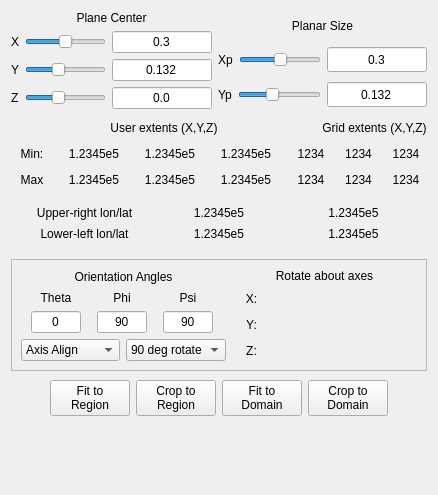
yyr/vapor, file apps/vaporgui/guis/ui/contourLayout.ui: the form before one commit.
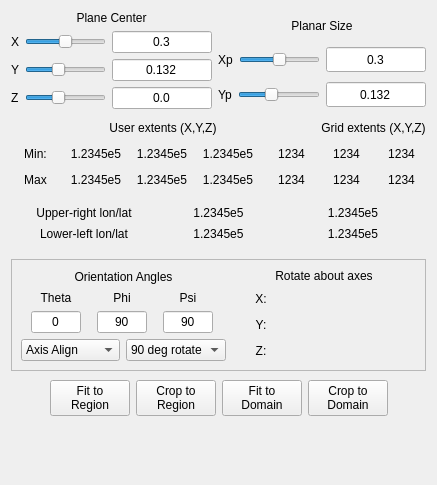
The form after the commit. Custom widgets are drawn as their Qt base class.

Patch:
```diff
--- a/apps/vaporgui/guis/ui/contourLayout.ui
+++ b/apps/vaporgui/guis/ui/contourLayout.ui
@@ -6,10 +6,16 @@
    <rect>
     <x>0</x>
     <y>0</y>
-    <width>438</width>
-    <height>495</height>
+    <width>435</width>
+    <height>485</height>
    </rect>
   </property>
+  <property name="maximumSize">
+   <size>
+    <width>435</width>
+    <height>16777215</height>
+   </size>
+  </property>
   <property name="windowTitle">
    <string>Form</string>
   </property>
@@ -387,7 +393,7 @@
              </property>
              <property name="minimumSize">
               <size>
-               <width>80</width>
+               <width>70</width>
                <height>0</height>
               </size>
              </property>
@@ -481,7 +487,7 @@
              </property>
              <property name="minimumSize">
               <size>
-               <width>80</width>
+               <width>70</width>
                <height>0</height>
               </size>
              </property>
@@ -657,7 +663,7 @@
         <widget class="QLabel" name="minUserXLabel">
          <property name="minimumSize">
           <size>
-           <width>70</width>
+           <width>60</width>
            <height>0</height>
           </size>
          </property>
@@ -679,7 +685,7 @@
         <widget class="QLabel" name="minUserYLabel">
          <property name="minimumSize">
           <size>
-           <width>70</width>
+           <width>60</width>
            <height>0</height>
           </size>
          </property>
@@ -701,7 +707,7 @@
         <widget class="QLabel" name="minUserZLabel">
          <property name="minimumSize">
           <size>
-           <width>70</width>
+           <width>60</width>
            <height>0</height>
           </size>
          </property>
@@ -804,7 +810,7 @@
         <widget class="QLabel" name="maxUserXLabel">
          <property name="minimumSize">
           <size>
-           <width>70</width>
+           <width>60</width>
            <height>0</height>
           </size>
          </property>
@@ -826,7 +832,7 @@
         <widget class="QLabel" name="maxUserYLabel">
          <property name="minimumSize">
           <size>
-           <width>70</width>
+           <width>60</width>
            <height>0</height>
           </size>
          </property>
@@ -848,7 +854,7 @@
         <widget class="QLabel" name="maxUserZLabel">
          <property name="minimumSize">
           <size>
-           <width>70</width>
+           <width>60</width>
            <height>0</height>
           </size>
          </property>
@@ -1404,7 +1410,7 @@
                <widget class="QtThumbWheel" name="xThumbWheel" native="true">
                 <property name="minimumSize">
                  <size>
-                  <width>140</width>
+                  <width>120</width>
                   <height>20</height>
                  </size>
                 </property>
@@ -1446,7 +1452,7 @@
                <widget class="QtThumbWheel" name="yThumbWheel" native="true">
                 <property name="minimumSize">
                  <size>
-                  <width>140</width>
+                  <width>120</width>
                   <height>20</height>
                  </size>
                 </property>
@@ -1488,7 +1494,7 @@
                <widget class="QtThumbWheel" name="zThumbWheel" native="true">
                 <property name="minimumSize">
                  <size>
-                  <width>140</width>
+                  <width>120</width>
                   <height>20</height>
                  </size>
                 </property>
```
Left out of the diff: 6 changed lines with no effect on the pictures.
